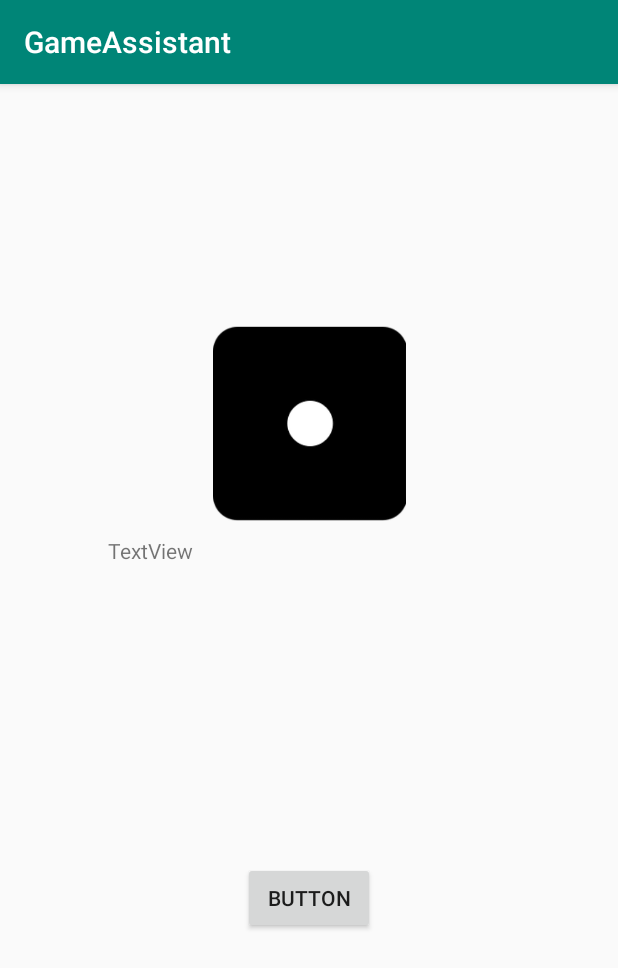
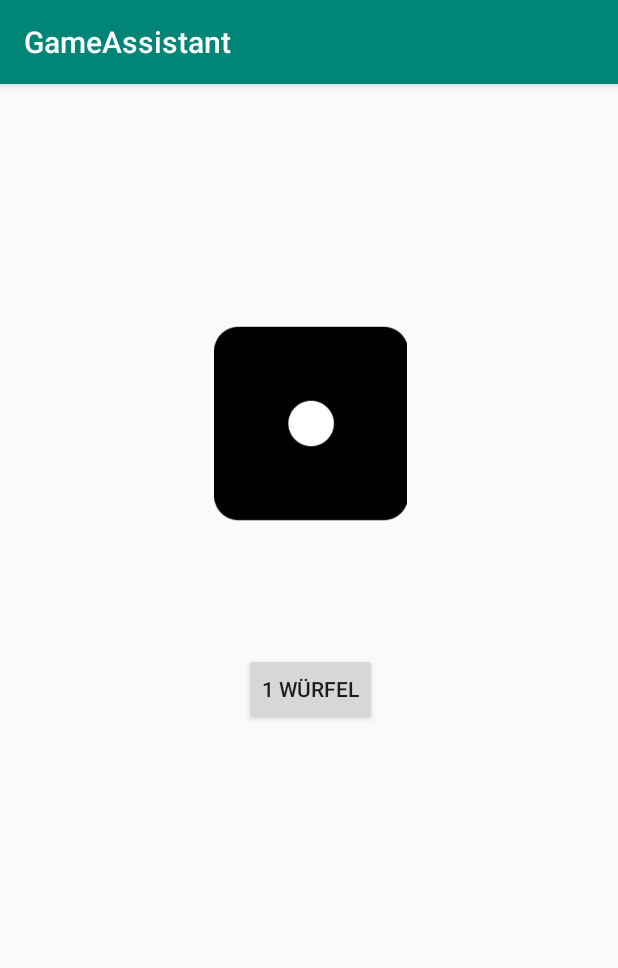
Before and after one commit to Hotzenplotz1337/App, an Android app: the Wuerfeln screen opened directly, with no data from a screen before it, on a phone screen of 412 x 824 dp. Shown: the top 968 px of the screen. Run offline under Robolectric (Android 15) with nearby library versions, the phone set to English and light mode, and no system bars.

Commit message:
Würfeln funktionstüchtig (Bilder müssen noch ersetzt werden)

```diff
--- a/app/src/main/java/de/ml/gameassistant/Wuerfeln.java
+++ b/app/src/main/java/de/ml/gameassistant/Wuerfeln.java
@@ -1,26 +1,141 @@
 package de.ml.gameassistant;
 
+import android.hardware.Sensor;
+import android.hardware.SensorEvent;
+import android.hardware.SensorEventListener;
+import android.hardware.SensorManager;
 import android.support.v7.app.AppCompatActivity;
 import android.os.Bundle;
 import android.view.View;
 import android.view.animation.Animation;
 import android.view.animation.AnimationUtils;
+import android.widget.Button;
 import android.widget.ImageView;
 import android.widget.TextView;
 import java.util.Random;
 
-public class Wuerfeln extends AppCompatActivity {
+public class Wuerfeln extends AppCompatActivity implements SensorEventListener {
 
     private TextView ergebnis;
-    private ImageView wuerfel;
+    private ImageView wuerfel1, wuerfel2, wuerfel3, wuerfel4, wuerfel5;
+    private Button button1, button2, button3, button4, button5;
+    private SensorManager sm_acc;
+    private Sensor acc;
+    private long then2 = 0;
+    private int counter = 0;
 
     @Override
     protected void onCreate(Bundle savedInstanceState) {
         super.onCreate(savedInstanceState);
         setContentView(R.layout.activity_wuerfeln);
 
+        sm_acc = (SensorManager) getSystemService(SENSOR_SERVICE);
+        acc = sm_acc.getDefaultSensor(Sensor.TYPE_ACCELEROMETER);
+
         ergebnis = findViewById(R.id.ergebnisview);
-        wuerfel = findViewById(R.id.wuerfel);
+
+        wuerfel1 = findViewById(R.id.wuerfel1);
+        wuerfel2 = findViewById(R.id.wuerfel2);
+        wuerfel3 = findViewById(R.id.wuerfel3);
+        wuerfel4 = findViewById(R.id.wuerfel4);
+        wuerfel5 = findViewById(R.id.wuerfel5);
+
+        button1 = findViewById(R.id.button1);
+        button2 = findViewById(R.id.button2);
+        button3 = findViewById(R.id.button3);
+        button4 = findViewById(R.id.button4);
+        button5 = findViewById(R.id.button5);
+
+        button1.setVisibility(View.VISIBLE);
+        button2.setVisibility(View.GONE);
+        button3.setVisibility(View.GONE);
+        button4.setVisibility(View.GONE);
+        button5.setVisibility(View.GONE);
+
+        wuerfel1.setVisibility(View.VISIBLE);
+        wuerfel2.setVisibility(View.GONE);
+        wuerfel3.setVisibility(View.GONE);
+        wuerfel4.setVisibility(View.GONE);
+        wuerfel5.setVisibility(View.GONE);
+    }
+
+    protected void onResume() {
+        super.onResume();
+        //Sensor-Listener werden gestartet (aktiv, wenn App aktiv ist)
+        sm_acc.registerListener(this, acc, SensorManager.SENSOR_DELAY_NORMAL);
+    }
+
+    protected void onPause() {
+        super.onPause();
+        //Sensor-Listener werden gestoppt (wenn App geschlossen oder pausiert wird)
+        sm_acc.unregisterListener(this);
+    }
+
+    public void onAccuracyChanged(Sensor sensor, int accuracy) {
+    }
+
+    public void onSensorChanged(SensorEvent event) {
+        //Sensor s erhält die Sensodaten als Array-List
+        Sensor s = event.sensor;
+        //Falls Sensor s Daten vom Accelerometer enthält:
+        if (s.getType() == Sensor.TYPE_ACCELEROMETER) {
+            //Werte für X- und Y-Achse werden ausgelesen und in Ints gespeichert. "Z" wird nicht benötigt.
+            int x = Math.round(event.values[0]);
+            int y = Math.round(event.values[1]);
+            //int z = Math.round(event.values[2]);
+            //die aktuelle Zeit wird erfasst
+            long now = System.currentTimeMillis();
+
+            //Falls der X-Wert niedriger ist als -6 ist und mehr als 1 Sekunde vergangen ist, wird voreblättert.
+            if((x < -6 ) && (now - then2) > 1000) {
+                counter++;
+                wechsel();
+                then2 = now;
+            }
+
+            //Falls der X-Wert höher als 6 ist und mehr als 1 Sekunde vergangen ist, wird zurückgeblättert.
+            if((x > 6 ) && (now - then2) > 1000) {
+                counter--;
+                wechsel();
+                then2 = now;
+            }
+        }
+    }
+
+    public void wechsel() {
+        if (counter > 5) {counter = 1;} //"6. Seite" --> 1. Seite
+        if (counter < 1) {counter = 5;} //"0. Seite" --> 5. Seite
+
+        button2.setVisibility(View.GONE);
+        button2.setVisibility(View.GONE);
+        button3.setVisibility(View.GONE);
+        button4.setVisibility(View.GONE);
+        button5.setVisibility(View.GONE);
+
+        wuerfel1.setVisibility(View.GONE);
+        wuerfel2.setVisibility(View.GONE);
+        wuerfel3.setVisibility(View.GONE);
+        wuerfel4.setVisibility(View.GONE);
+        wuerfel5.setVisibility(View.GONE);
+
+        switch (counter) {
+            case 1: button1.setVisibility(View.VISIBLE);
+                wuerfel1.setVisibility(View.VISIBLE);
+                break;
+            case 2: button2.setVisibility(View.VISIBLE);
+                wuerfel2.setVisibility(View.VISIBLE);
+                break;
+            case 3: button3.setVisibility(View.VISIBLE);
+                wuerfel3.setVisibility(View.VISIBLE);
+                break;
+            case 4: button4.setVisibility(View.VISIBLE);
+                wuerfel4.setVisibility(View.VISIBLE);
+                break;
+            case 5: button5.setVisibility(View.VISIBLE);
+                wuerfel5.setVisibility(View.VISIBLE);
+                break;
+            default: break;
+        }
     }
 
     public void wuerfeln1(View view){
@@ -41,7 +156,7 @@ public class Wuerfeln extends AppCompatActivity {
         Animation animation = AnimationUtils.loadAnimation(
                 getApplicationContext(),R.anim.rotate
         );
-        wuerfel.startAnimation(animation);
+        wuerfel1.startAnimation(animation);
     }
 
     public void wuerfeln2(View view){
@@ -65,7 +180,7 @@ public class Wuerfeln extends AppCompatActivity {
         Animation animation = AnimationUtils.loadAnimation(
                 getApplicationContext(),R.anim.rotate
         );
-        wuerfel.startAnimation(animation);
+        wuerfel2.startAnimation(animation);
     }
 
     public void wuerfeln3(View view) {
@@ -89,7 +204,7 @@ public class Wuerfeln extends AppCompatActivity {
         Animation animation = AnimationUtils.loadAnimation(
                 getApplicationContext(),R.anim.rotate
         );
-        wuerfel.startAnimation(animation);
+        wuerfel3.startAnimation(animation);
 
     }
 
@@ -114,7 +229,7 @@ public class Wuerfeln extends AppCompatActivity {
         Animation animation = AnimationUtils.loadAnimation(
                 getApplicationContext(),R.anim.rotate
         );
-        wuerfel.startAnimation(animation);
+        wuerfel4.startAnimation(animation);
     }
 
     public void wuerfeln5(View view) {
@@ -138,11 +253,11 @@ public class Wuerfeln extends AppCompatActivity {
         Animation animation = AnimationUtils.loadAnimation(
                 getApplicationContext(),R.anim.rotate
         );
-        wuerfel.startAnimation(animation);
+        wuerfel5.startAnimation(animation);
 
     }
 
-    public void wuerfeln16(View view){
+    /*public void wuerfeln16(View view){
         Random rand = new Random();
         String wurfergebnis = "";
         int n = rand.nextInt(6) + 1;
@@ -171,6 +286,6 @@ public class Wuerfeln extends AppCompatActivity {
                 getApplicationContext(),R.anim.rotate
         );
         wuerfel.startAnimation(animation);
-    }
+    }*/
 
 }
--- a/app/src/main/res/layout/activity_wuerfeln.xml
+++ b/app/src/main/res/layout/activity_wuerfeln.xml
@@ -6,42 +6,143 @@
     android:layout_height="match_parent"
     tools:context=".Wuerfeln">
 
-    <TextView
-        android:id="@+id/ergebnisview"
-        android:layout_width="0dp"
-        android:layout_height="0dp"
-        android:layout_marginStart="72dp"
-        android:layout_marginEnd="72dp"
-        android:layout_marginBottom="15dp"
-        android:text="TextView"
-        app:layout_constraintBottom_toTopOf="@+id/button"
-        app:layout_constraintEnd_toEndOf="parent"
-        app:layout_constraintStart_toStartOf="parent"
-        app:layout_constraintTop_toBottomOf="@+id/wuerfel" />
-
     <ImageView
-        android:id="@+id/wuerfel"
+        android:id="@+id/wuerfel1"
         android:layout_width="130dp"
         android:layout_height="130dp"
+        android:layout_marginStart="141dp"
         android:layout_marginTop="161dp"
-        android:layout_marginBottom="10dp"
-        app:layout_constraintBottom_toTopOf="@+id/ergebnisview"
+        android:layout_marginEnd="140dp"
         app:layout_constraintEnd_toEndOf="parent"
         app:layout_constraintStart_toStartOf="parent"
         app:layout_constraintTop_toTopOf="parent"
-        app:layout_constraintVertical_bias="0.39999998"
         app:srcCompat="@drawable/w1" />
 
     <Button
-        android:id="@+id/button"
+        android:id="@+id/button1"
         android:layout_width="wrap_content"
         android:layout_height="wrap_content"
-        android:layout_marginBottom="201dp"
+        android:layout_marginStart="162dp"
+        android:layout_marginEnd="160dp"
+        android:layout_marginBottom="94dp"
+        android:onClick="wuerfeln1"
+        android:text="1 Würfel"
+        app:layout_constraintBottom_toTopOf="@+id/ergebnisview"
+        app:layout_constraintEnd_toEndOf="parent"
+        app:layout_constraintStart_toStartOf="parent" />
+
+    <ImageView
+        android:id="@+id/wuerfel2"
+        android:layout_width="130dp"
+        android:layout_height="130dp"
+        android:layout_marginStart="141dp"
+        android:layout_marginTop="161dp"
+        android:layout_marginEnd="140dp"
+        app:layout_constraintEnd_toEndOf="parent"
+        app:layout_constraintStart_toStartOf="parent"
+        app:layout_constraintTop_toTopOf="parent"
+        app:srcCompat="@drawable/w2" />
+
+    <Button
+        android:id="@+id/button2"
+        android:layout_width="wrap_content"
+        android:layout_height="wrap_content"
+        android:layout_marginStart="162dp"
+        android:layout_marginEnd="160dp"
+        android:layout_marginBottom="94dp"
+        android:onClick="wuerfeln2"
+        android:text="2 Würfel"
+        app:layout_constraintBottom_toTopOf="@+id/ergebnisview"
+        app:layout_constraintEnd_toEndOf="parent"
+        app:layout_constraintStart_toStartOf="parent" />
+
+    <ImageView
+        android:id="@+id/wuerfel3"
+        android:layout_width="130dp"
+        android:layout_height="130dp"
+        android:layout_marginStart="141dp"
+        android:layout_marginTop="161dp"
+        android:layout_marginEnd="140dp"
+        app:layout_constraintEnd_toEndOf="parent"
+        app:layout_constraintStart_toStartOf="parent"
+        app:layout_constraintTop_toTopOf="parent"
+        app:srcCompat="@drawable/w3" />
+
+    <Button
+        android:id="@+id/button3"
+        android:layout_width="wrap_content"
+        android:layout_height="wrap_content"
+        android:layout_marginStart="162dp"
+        android:layout_marginEnd="160dp"
+        android:layout_marginBottom="94dp"
+        android:onClick="wuerfeln3"
+        android:text="3 Würfel"
+        app:layout_constraintBottom_toTopOf="@+id/ergebnisview"
+        app:layout_constraintEnd_toEndOf="parent"
+        app:layout_constraintStart_toStartOf="parent" />
+
+    <ImageView
+        android:id="@+id/wuerfel4"
+        android:layout_width="130dp"
+        android:layout_height="130dp"
+        android:layout_marginStart="141dp"
+        android:layout_marginTop="161dp"
+        android:layout_marginEnd="140dp"
+        app:layout_constraintEnd_toEndOf="parent"
+        app:layout_constraintStart_toStartOf="parent"
+        app:layout_constraintTop_toTopOf="parent"
+        app:srcCompat="@drawable/w4" />
+
+    <Button
+        android:id="@+id/button4"
+        android:layout_width="wrap_content"
+        android:layout_height="wrap_content"
+        android:layout_marginStart="162dp"
+        android:layout_marginEnd="160dp"
+        android:layout_marginBottom="94dp"
+        android:onClick="wuerfeln4"
+        android:text="4 Würfel"
+        app:layout_constraintBottom_toTopOf="@+id/ergebnisview"
+        app:layout_constraintEnd_toEndOf="parent"
+        app:layout_constraintStart_toStartOf="parent" />
+
+    <ImageView
+        android:id="@+id/wuerfel5"
+        android:layout_width="130dp"
+        android:layout_height="130dp"
+        android:layout_marginStart="141dp"
+        android:layout_marginTop="161dp"
+        android:layout_marginEnd="140dp"
+        app:layout_constraintEnd_toEndOf="parent"
+        app:layout_constraintStart_toStartOf="parent"
+        app:layout_constraintTop_toTopOf="parent"
+        app:srcCompat="@drawable/w5" />
+
+    <Button
+        android:id="@+id/button5"
+        android:layout_width="wrap_content"
+        android:layout_height="wrap_content"
+        android:layout_marginStart="162dp"
+        android:layout_marginEnd="160dp"
+        android:layout_marginBottom="94dp"
         android:onClick="wuerfeln5"
-        android:text="Button"
+        android:text="5 Würfel"
+        app:layout_constraintBottom_toTopOf="@+id/ergebnisview"
+        app:layout_constraintEnd_toEndOf="parent"
+        app:layout_constraintStart_toStartOf="parent" />
+
+    <TextView
+        android:id="@+id/ergebnisview"
+        android:layout_width="387dp"
+        android:layout_height="85dp"
+        android:layout_marginStart="12dp"
+        android:layout_marginEnd="12dp"
+        android:layout_marginBottom="161dp"
+        android:text=""
+        android:textAlignment="center"
+        android:textSize="70sp"
         app:layout_constraintBottom_toBottomOf="parent"
-        app:layout_constraintEnd_toEndOf="@+id/ergebnisview"
-        app:layout_constraintStart_toStartOf="@+id/ergebnisview"
-        app:layout_constraintTop_toBottomOf="@+id/ergebnisview" />
+        app:layout_constraintEnd_toEndOf="parent"
+        app:layout_constraintStart_toStartOf="parent" />
 
 </android.support.constraint.ConstraintLayout>
```
Also changed, not shown: app/src/main/res/drawable/w3.png (added), app/src/main/res/drawable/w4.png (added), app/src/main/res/drawable/w5.png (added).
